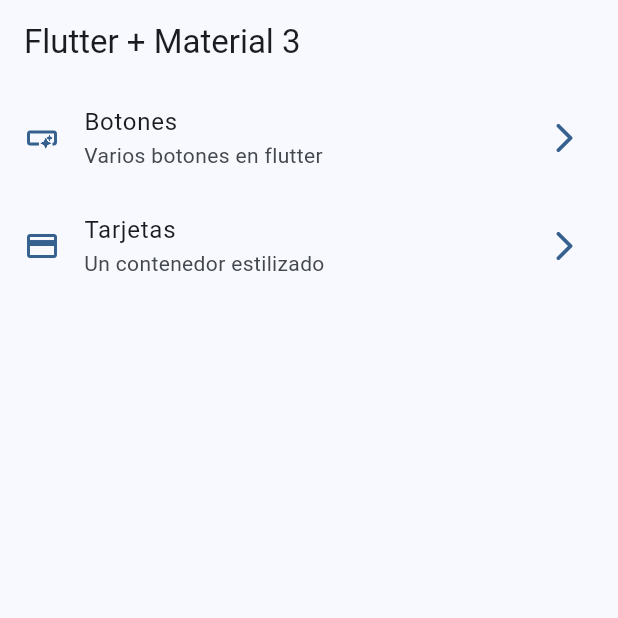
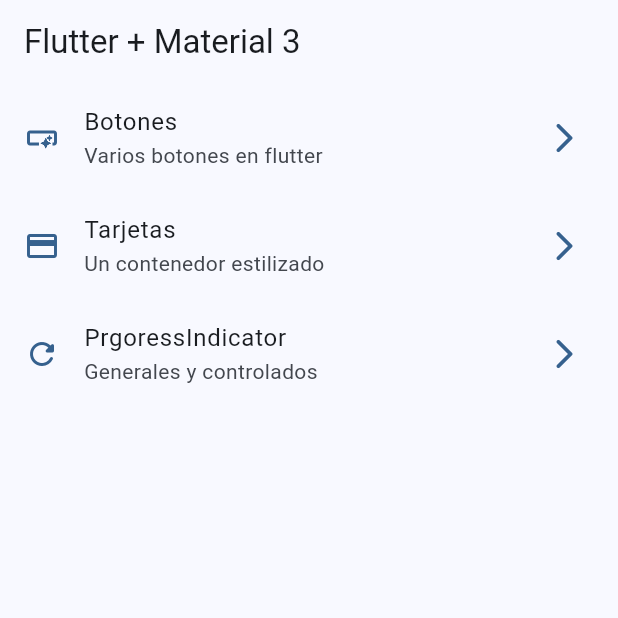
Before and after one commit to stuk4/widgets_app, a Flutter app: the screen it shows after launch, on a phone screen of 412 x 824 dp, the top half of it. Run offline on Flutter 3.47's test engine with Material 2 defaults, Android fonts, the phone set to English and light mode, and no system bars; our stand-ins replace go_router.

Commit message:
progress indicators terminados

```diff
--- a/lib/config/menu/menu_items.dart
+++ b/lib/config/menu/menu_items.dart
@@ -27,5 +27,11 @@ const appMenuItems = <MenuItems>[
     subTitle: 'Un contenedor estilizado',
     link: CardsScreen.name,
     icon: Icons.credit_card,
+  ),
+  MenuItems(
+    title: 'PrgoressIndicator',
+    subTitle: 'Generales y controlados',
+    link: ProgressScreen.name,
+    icon: Icons.refresh_rounded,
   )
 ];
--- a/lib/config/router/app_router.dart
+++ b/lib/config/router/app_router.dart
@@ -20,5 +20,10 @@ final appRouter = GoRouter(
       path: '/cards',
       builder: (context, state) => const CardsScreen(),
     ),
+    GoRoute(
+      name: ProgressScreen.name,
+      path: '/progress',
+      builder: (context, state) => const ProgressScreen(),
+    ),
   ],
 );
--- a/lib/presentation/screens/cards/cards_screen.dart
+++ b/lib/presentation/screens/cards/cards_screen.dart
@@ -154,7 +154,6 @@ class _CardType4 extends StatelessWidget {
 
   @override
   Widget build(BuildContext context) {
-    final colors = Theme.of(context).colorScheme;
     return Card(
       clipBehavior: Clip.hardEdge,
       elevation: elevation,
```
Also changed, not shown: lib/presentation/screens/progress/progress_screen.dart (+65 -1 lines).
